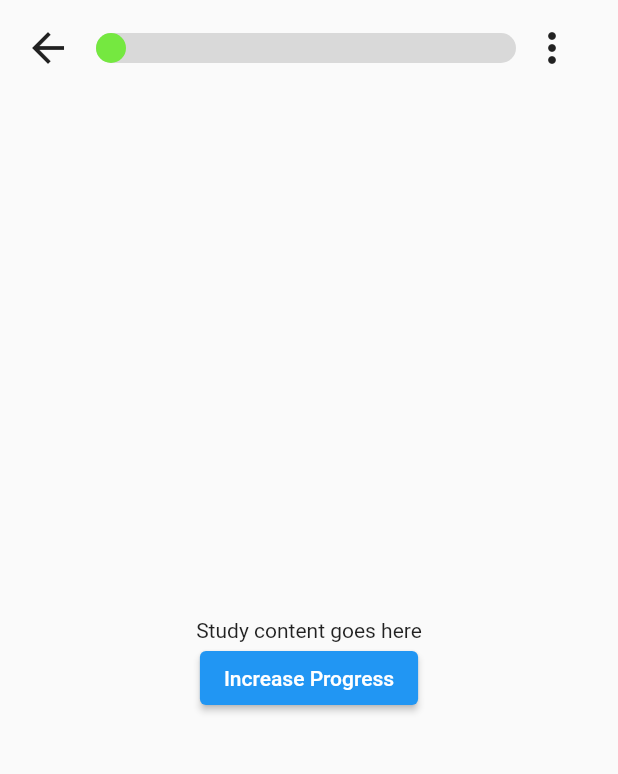
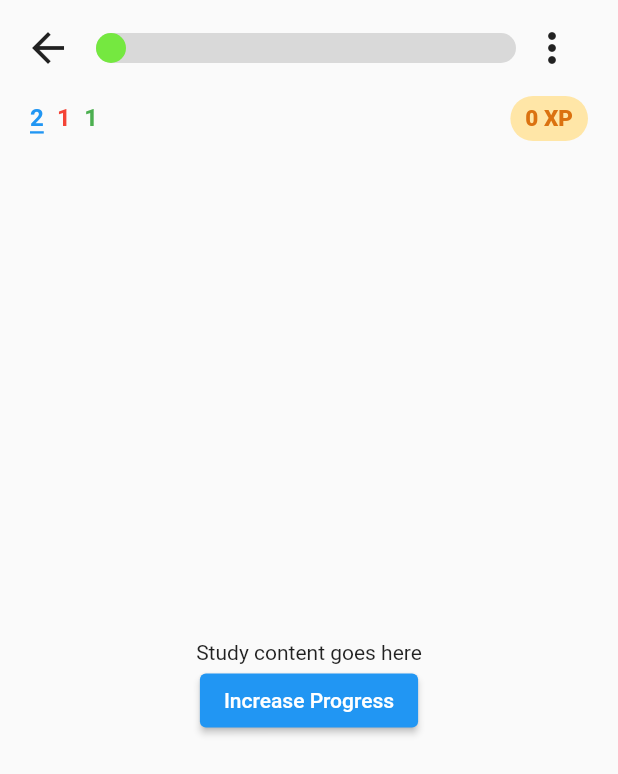
Before and after one commit to Tris1702/emhuy_repo, a Flutter app: the screen it shows after launch, item 3 of the bottom bar chosen, after a tap on "Start Studying", on a phone screen of 412 x 824 dp. Shown: the top 774 px of the screen. Run offline on Flutter 3.47's test engine with Material 2 defaults, Android fonts, the phone set to English and light mode, and no system bars; our stand-ins replace salomon_bottom_bar; missing offline and left inert: iconify_flutter, logging_to_logcat.

Commit message:
Add number of cards (blue, red, green) and XP earned to study app bar

```diff
--- a/lib/screens/game.dart
+++ b/lib/screens/game.dart
@@ -27,18 +27,28 @@ class _GamePageState extends State<GamePage> {
                     question: "What is the capital of France?",
                     answers: ["Paris", "London", "Berlin", "Madrid"],
                     correctAnswer: "Paris",
+                    cardType: 0,
                     sm2Interval: 3,
+                  ),
+                  Question(
+                    question: "What is the capital of France?1",
+                    answers: ["Pari1s", "Lond1on", "Berli1n", "Ma1drid"],
+                    correctAnswer: "Pari1s",
+                    cardType: 0,
+                    sm2Interval: 1,
                   ),
                   Question(
                     question: "Which planet is known as the Red Planet?",
                     answers: ["Earth", "Mars", "Venus", "Jupiter"],
                     correctAnswer: "Mars",
+                    cardType: 1,
                     sm2Interval: 3,
                   ),
                   Question(
                     question: "What is the largest mammal in the world?",
                     answers: ["Lion", "Elephant", "Blue Whale", "Giraffe"],
                     correctAnswer: "Blue Whale",
+                    cardType: 2,
                     sm2Interval: 3,
                   ),
                   // Add more mock questions as needed
--- a/lib/screens/study.dart
+++ b/lib/screens/study.dart
@@ -7,34 +7,48 @@ class Question {
   final String question;
   final List<String> answers;
   final String correctAnswer;
+  int cardType;
   final int sm2Interval;
 
   Question({
     required this.question,
     required this.answers,
     required this.correctAnswer,
+    required this.cardType,
     required this.sm2Interval,
   });
 }
 
 class StudyScreen extends StatefulWidget {
   final List<Question> questions;
-
-  StudyScreen({required this.questions});
+  int blueCard = 0;
+  int redCard = 0;
+  int greenCard = 0;
+  int xpEarned = 0;
+  int totalCards = 0;
+  StudyScreen({required this.questions}) {
+    for (int i = 0; i < questions.length; ++i) {
+      if (questions[i].cardType == 0) {
+        blueCard++;
+      } else if (questions[i].cardType == 1) {
+        redCard++;
+      } else {
+        greenCard++;
+      }
+    }
+    totalCards = blueCard * 2 + redCard + greenCard;
+  }
   @override
   _StudyScreenState createState() => _StudyScreenState();
 }
 
 class _StudyScreenState extends State<StudyScreen> {
-  double progress = 0.0;
   final Duration duration = const Duration(seconds: 1);
 
   void increaseProgress() {
     setState(() {
-      progress = progress + 0.1; // Increase progress by 0.1 (adjust as needed)
-      if (progress > 1.0) {
-        progress = 1.0; // Ensure progress doesn't exceed 1.0
-      }
+      widget.blueCard--;
+      widget.xpEarned += 10;
     });
   }
 
@@ -46,7 +60,11 @@ class _StudyScreenState extends State<StudyScreen> {
           child: Column(
             children: [
               StudyAppBar(
-                progress: progress,
+                blueCard: widget.blueCard,
+                redCard: widget.redCard,
+                greenCard: widget.greenCard,
+                totalCards: widget.totalCards,
+                xpEarned: widget.xpEarned,
                 increaseProgress: increaseProgress,
               ),
               Expanded(
@@ -71,15 +89,29 @@ class _StudyScreenState extends State<StudyScreen> {
 }
 
 class StudyAppBar extends StatelessWidget {
-  final double progress;
+  int blueCard;
+  int redCard;
+  int greenCard;
+  int totalCards;
+  int xpEarned;
   final VoidCallback increaseProgress;
 
-  StudyAppBar({required this.progress, required this.increaseProgress});
+  StudyAppBar({
+    required this.blueCard,
+    required this.redCard,
+    required this.greenCard,
+    required this.totalCards,
+    required this.increaseProgress,
+    required this.xpEarned,
+  });
 
   @override
   Widget build(BuildContext context) {
+    double progress = 1.0 - (blueCard * 2.0 + redCard + greenCard) / totalCards;
     return Container(
-      child: Row(
+      child: Column(
+        children: [
+          Row(
             children: [
               Padding(
                 padding: const EdgeInsets.all(8.0),
@@ -97,6 +129,89 @@ class StudyAppBar extends StatelessWidget {
                   // Handle more options
                 },
               ),
+            ],
+          ),
+          Padding(
+            padding: const EdgeInsets.symmetric(horizontal: 20.0),
+            child: Row(
+              mainAxisAlignment: MainAxisAlignment.spaceBetween,
+              children: <Widget>[
+                // Left Aligned Rich Text
+                Padding(
+                  padding: const EdgeInsets.only(top : 5.0),
+                  child: RichText(
+                    text: TextSpan(
+                      children: [
+                        TextSpan(
+                          text: blueCard.toString(),
+                          style: TextStyle(
+                            shadows: [
+                              Shadow(
+                                  color: Colors.blue,
+                                  offset: Offset(0, -3))
+                            ],
+                            color: Colors.transparent,
+                            decoration:
+                            TextDecoration.underline,
+                            decorationColor: Colors.blue,
+                            decorationThickness: 2,
+                            decorationStyle:
+                            TextDecorationStyle.solid,
+                            fontSize: 16,
+                            fontWeight: FontWeight.bold,
+                          ),
+                        ),
+                        const TextSpan(text: '  '),
+                        TextSpan(
+                          text: redCard.toString(),
+                          style: TextStyle(
+                            shadows: [
+                              Shadow(
+                                  color: Colors.red,
+                                  offset: Offset(0, -3))
+                            ],
+                            color: Colors.transparent,
+                            fontSize: 16,
+                            fontWeight: FontWeight.bold,
+                          ),
+                        ),
+                        const TextSpan(text: '  '),
+                        TextSpan(
+                          text: greenCard.toString(),
+                          style: TextStyle(
+                            shadows: [
+                              Shadow(
+                                  color: Colors.green,
+                                  offset: Offset(0, -3))
+                            ],
+                            color: Colors.transparent,
+                            fontSize: 16,
+                            fontWeight: FontWeight.bold,
+                          ),
+                        ),
+                      ],
+                    ),
+                  ),
+                ),
+                // Right Aligned XP Display
+                Container(
+                  decoration: BoxDecoration(
+                    color: Color(0xffFFE6A7),
+                    borderRadius: BorderRadius.circular(15),
+                  ),
+                  padding: EdgeInsets.only(left: 10, right: 10, top: 6, bottom: 6),
+                  child: Text(
+                    xpEarned.toString() + ' XP',
+                    style: TextStyle(
+                      color: Color(0xffDB7210),
+                      fontWeight: FontWeight.w900,
+                      fontSize: 15,
+                    ),
+                  ),
+                ),
+              ],
+            ),
+          )
         ],
       ),
     );
```
Lines whose indentation alone changed are shown as unchanged.
